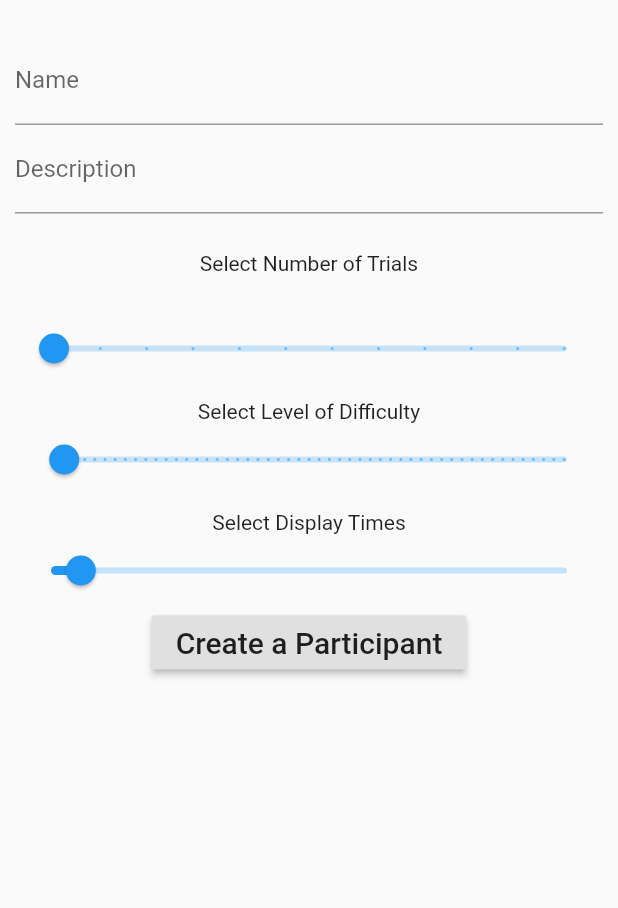
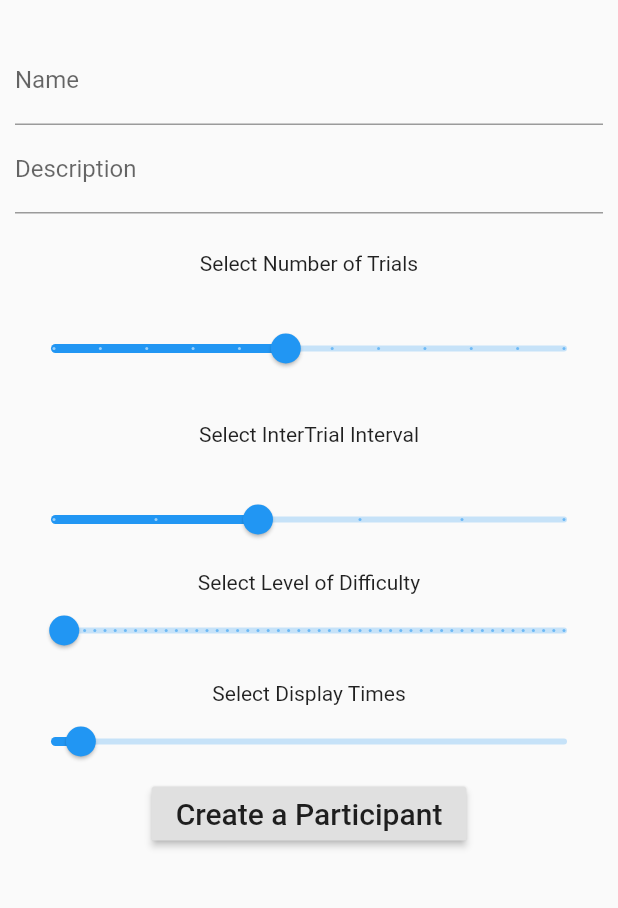
Before and after one commit to miyamot0/Visual-Discrimination-App, a Flutter app: the AddPage screen opened directly, on a phone screen of 412 x 824 dp, the part 196-1104 px from its top. Run offline on Flutter 3.47's test engine with Material 2 defaults, Android fonts, the phone set to English and light mode, and no system bars; our stand-ins replace audioplayers, cloud_firestore, firebase_auth; missing offline and left inert: flutter_charts; accounts and stored records are empty.

Commit message:
Add in iti fx for app

```diff
--- a/lib/Pages/AddPage.dart
+++ b/lib/Pages/AddPage.dart
@@ -40,8 +40,9 @@ class AddPage extends StatefulWidget {
 
 class AddPageState extends State<AddPage> {
   double difficultyValue = 1.0;
-  double trialCount = 5.0;
+  double trialCount = 24.0;
   double displaySeconds = 1;
+  double itiSeconds = 2.0;
 
   final nameController = TextEditingController();
   final descController = TextEditingController();
@@ -68,6 +69,7 @@ class AddPageState extends State<AddPage> {
           'trialNumbers' : trialCount,
           'difficultyLevel' : difficultyValue,
           'displayTime' : displaySeconds,
+          'itiTime' : itiSeconds,
         };
 
         await dbReplies.add(replyObj);
@@ -137,6 +139,27 @@ class AddPageState extends State<AddPage> {
               ),
               Padding(
                 padding: EdgeInsets.only(
+                  bottom: 25.0,
+                  top: 25.0,
+                ),
+                child: Text(
+                  "Select InterTrial Interval"
+                ),
+              ),
+              Slider(
+                value: itiSeconds,
+                min: 0.0,
+                max: 5.0,
+                divisions: 5,
+                label: 'ITI = $itiSeconds Seconds',
+                onChanged: (double value) {
+                  setState(() {
+                    itiSeconds = num.parse(value.toStringAsFixed(2));
+                  });
+                },
+              ),
+              Padding(
+                padding: EdgeInsets.only(
                   top: 10.0,
                 ),
                 child: Text(
```
